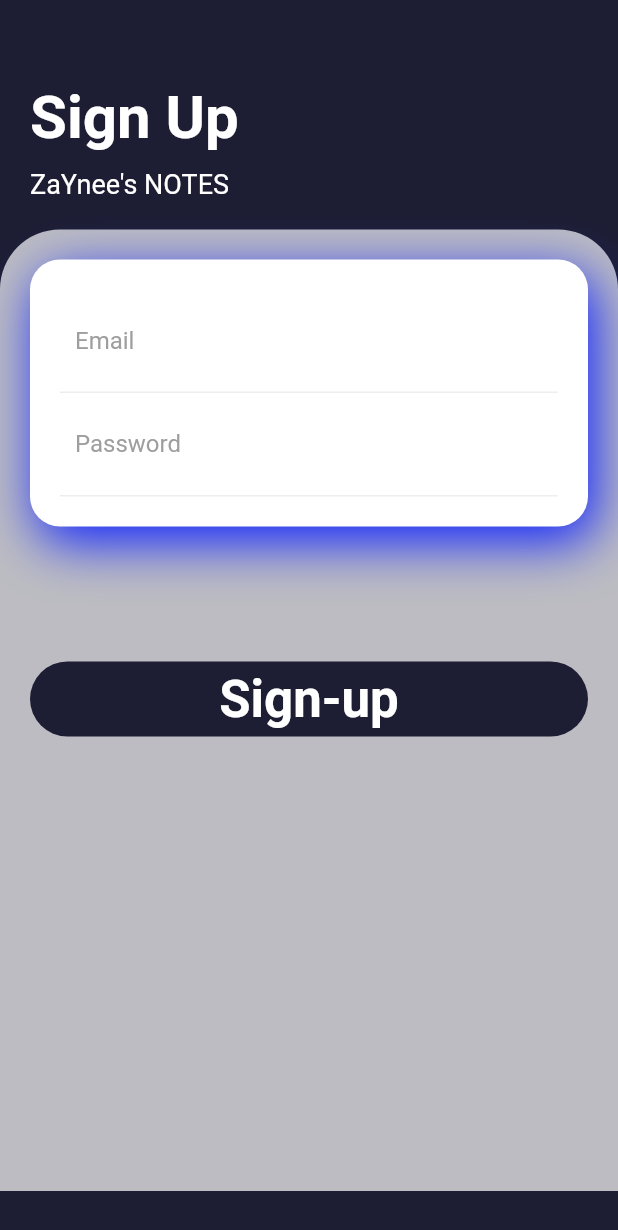
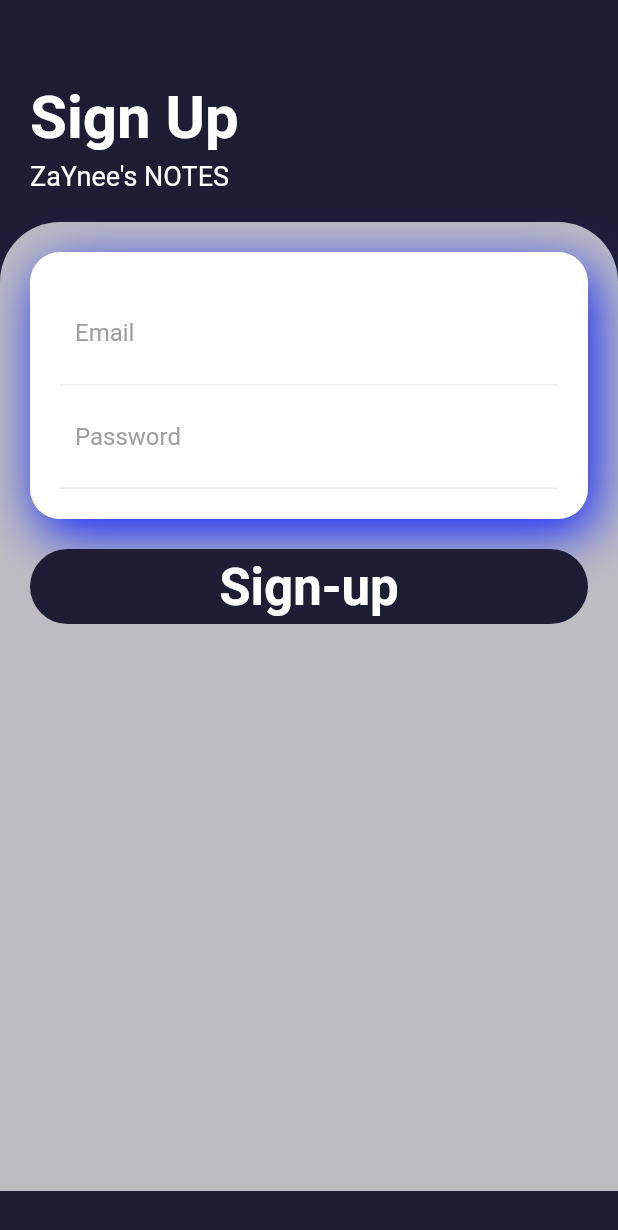
Before and after one commit to I-am-Zain/notes_taking_app, a Flutter app: the screen it shows after launch, after a tap on "Sign-up", on a phone screen of 412 x 824 dp. Shown: the top 1230 px of the screen. Run offline on Flutter 3.47's test engine with Material 2 defaults, Android fonts, the phone set to English and light mode, and no system bars; our stand-ins replace cloud_firestore, firebase_auth, firebase_core, flutter_speed_dial, google_fonts, image_picker and 1 more; missing offline and left inert: flutter_share; accounts and stored records are empty.

```diff
--- a/lib/main.dart
+++ b/lib/main.dart
@@ -12,6 +12,7 @@ import 'helper/note_provider.dart';
 void main() async  {
   WidgetsFlutterBinding.ensureInitialized();
   await Firebase.initializeApp();
+
   runApp(SplashScreen());
 }
 // void main() {
@@ -21,6 +22,7 @@ class SplashScreen extends StatelessWidget {
   @override
   Widget build(BuildContext context) {
     return MaterialApp(
+      debugShowCheckedModeBanner: false,
       title: 'Splash Screen',
       theme: ThemeData(
         primarySwatch: Colors.green,
--- a/lib/screens/login_screen.dart
+++ b/lib/screens/login_screen.dart
@@ -35,9 +35,6 @@ class _LoginPageState extends State<LoginPage> {
           child: Column(
             crossAxisAlignment: CrossAxisAlignment.start,
             children: [
-              SizedBox(
-                height: 5.0,
-              ),
               Padding(
                 padding: EdgeInsets.all(20.0),
                 child: Column(
@@ -48,7 +45,7 @@ class _LoginPageState extends State<LoginPage> {
                       style: TextStyle(color: Colors.white, fontSize: 40,fontWeight:  FontWeight.bold),
                     ),
                     SizedBox(
-                      height: 10,
+                      height: 5,
                     ),
                     Text(
                       'ZaYnee\'s NOTES',
@@ -126,7 +123,7 @@ class _LoginPageState extends State<LoginPage> {
                           ),
                         ),
                         SizedBox(
-                          height: 90,
+                          height: 10,
                         ),
 
                         GestureDetector(
@@ -178,7 +175,7 @@ class _LoginPageState extends State<LoginPage> {
                           ),
                         ),
                         SizedBox(
-                          height: 50,
+                          height: 5,
                         ),
                         GestureDetector(
                           onTap: (){Navigator.push(context, new MaterialPageRoute(builder: (context) => new SignUpScreen()));},
--- a/lib/screens/sign_up_screen.dart
+++ b/lib/screens/sign_up_screen.dart
@@ -47,7 +47,7 @@ class _SignUpScreenState extends State<SignUpScreen> {
                       style: TextStyle(color: Colors.white, fontSize: 40,fontWeight:  FontWeight.bold),
                     ),
                     SizedBox(
-                      height: 10,
+                      height: 5,
                     ),
                     Text(
                       'ZaYnee\'s NOTES',
@@ -122,7 +122,7 @@ class _SignUpScreenState extends State<SignUpScreen> {
                           ),
                         ),
                         SizedBox(
-                          height: 90,
+                          height: 20,
                         ),
 
 
```
Also changed, not shown: lib/screens/note_edit_screen.dart (+2 -6 lines).
